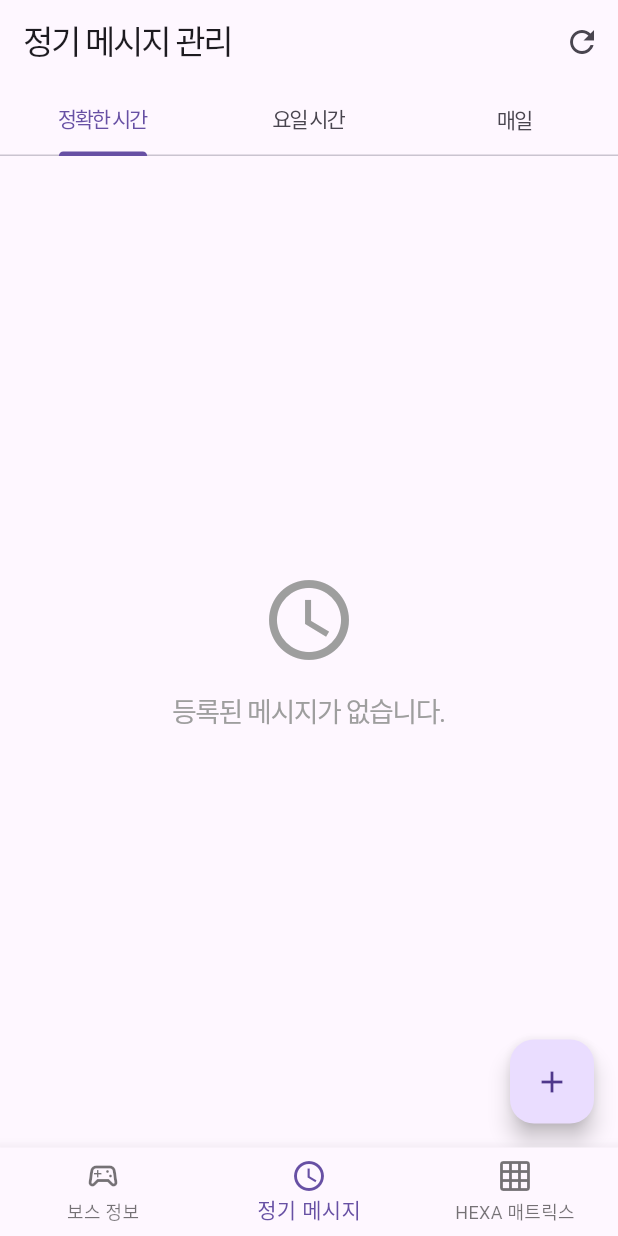
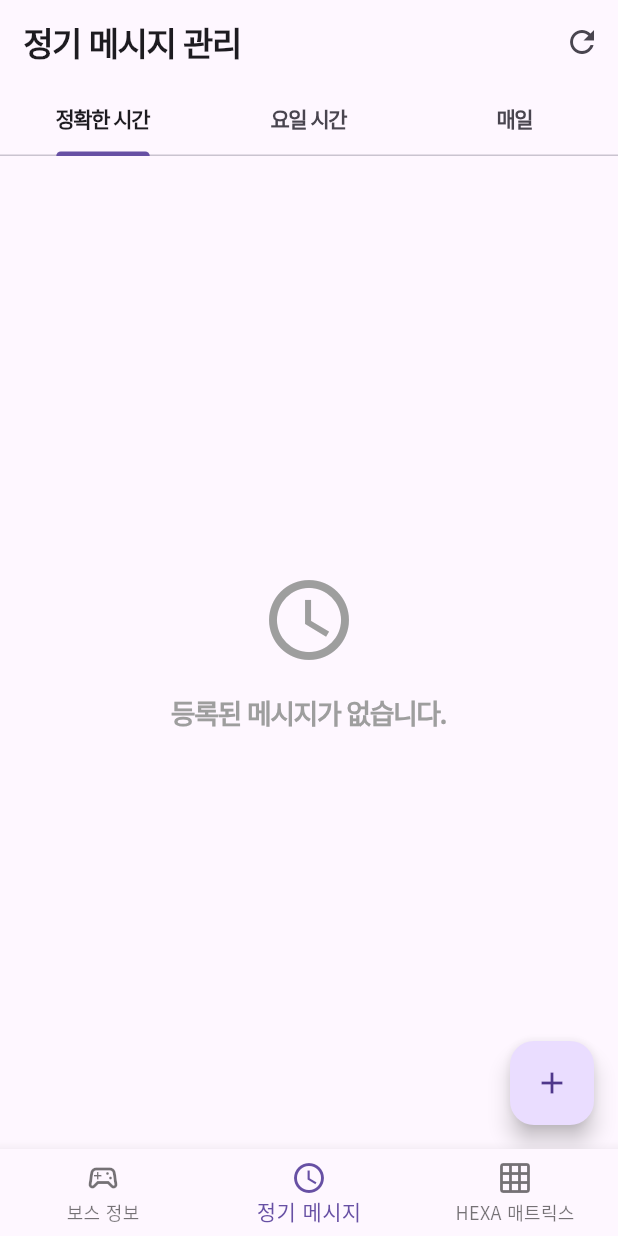
Before and after one commit to emotionalboySY/gsbot_manager, a Flutter app: the screen it shows after launch, item 2 of the bottom bar chosen, on a phone screen of 412 x 824 dp. Run offline on Flutter 3.47's test engine with Material 3 defaults, Android fonts, the phone set to English and light mode, and no system bars; our stand-ins replace dio, get, google_fonts; network calls fail.

Commit message:
feat: add google font

```diff
--- a/lib/main.dart
+++ b/lib/main.dart
@@ -1,6 +1,7 @@
 import 'package:flutter/material.dart';
 import 'package:flutter_localizations/flutter_localizations.dart';
 import 'package:get/get.dart';
+import 'package:google_fonts/google_fonts.dart';
 import 'package:gsbot_manager/services/api_service.dart';
 import 'package:intl/date_symbol_data_local.dart';
 import '/screens/boss/index.dart';
@@ -14,7 +15,6 @@ import 'controllers/controller_interval_message.dart';
 
 void main() async {
   WidgetsFlutterBinding.ensureInitialized();
-
 
   // Intl 한국어 로케일 초기화
   await initializeDateFormatting('ko_KR', null);
@@ -34,6 +34,14 @@ class MyApp extends StatelessWidget {
       theme: ThemeData(
         primarySwatch: Colors.blue,
         useMaterial3: true,
+        textTheme: GoogleFonts.notoSansKrTextTheme(
+          Theme.of(context).textTheme
+        ).copyWith(
+          titleLarge: GoogleFonts.notoSansKr(fontWeight: FontWeight.w900),
+          titleMedium: GoogleFonts.notoSansKr(fontWeight: FontWeight.bold),
+          bodyLarge: GoogleFonts.notoSansKr(fontWeight: FontWeight.w400),
+          bodyMedium: GoogleFonts.notoSansKr(fontWeight: FontWeight.w300),
+        ),
       ),// Locale 설정 추가
       locale: Locale('ko', 'KR'),
       fallbackLocale: Locale('en', 'US'),
--- a/lib/screens/interval_message/index.dart
+++ b/lib/screens/interval_message/index.dart
@@ -20,9 +20,9 @@ class IntervalMessageScreen extends GetView<IntervalMessageController> {
         appBar: AppBar(
           title: Text(
             '정기 메시지 관리',
-            style: TextStyle(
-              letterSpacing: -1.5,
-            ),
+            style: Theme.of(
+              context,
+            ).textTheme.titleLarge?.copyWith(letterSpacing: -1),
           ),
           bottom: TabBar(
             onTap: (index) => controller.setTabIndex(index),
@@ -31,9 +31,9 @@ class IntervalMessageScreen extends GetView<IntervalMessageController> {
               Tab(text: '요일 시간'),
               Tab(text: '매일'), // 추가
             ],
-            labelStyle: TextStyle(
-              letterSpacing: -1.5,
-            ),
+            labelStyle: Theme.of(
+              context,
+            ).textTheme.titleMedium?.copyWith(letterSpacing: -1, fontSize: 14),
           ),
           actions: [
             IconButton(
@@ -44,9 +44,9 @@ class IntervalMessageScreen extends GetView<IntervalMessageController> {
         ),
         body: TabBarView(
           children: [
-            _buildExactTimeTab(),
-            _buildWeeklyTab(),
-            _buildDailyTab(), // 추가
+            _buildExactTimeTab(context),
+            _buildWeeklyTab(context),
+            _buildDailyTab(context), // 추가
           ],
         ),
         floatingActionButton: FloatingActionButton(
@@ -67,7 +67,7 @@ class IntervalMessageScreen extends GetView<IntervalMessageController> {
     );
   }
 
-  Widget _buildExactTimeTab() {
+  Widget _buildExactTimeTab(BuildContext context) {
     return Obx(() {
       if (controller.isLoading.value && controller.exactTimeMessages.isEmpty) {
         return Center(child: CircularProgressIndicator());
@@ -84,7 +84,11 @@ class IntervalMessageScreen extends GetView<IntervalMessageController> {
               SizedBox(height: 16),
               Text(
                 '등록된 메시지가 없습니다.',
-                style: TextStyle(fontSize: 18, color: Colors.grey, letterSpacing: -1),
+                style: Theme.of(context).textTheme.titleMedium?.copyWith(
+                  fontSize: 18,
+                  color: Colors.grey,
+                  letterSpacing: -1,
+                ),
               ),
             ],
           ),
@@ -97,14 +101,14 @@ class IntervalMessageScreen extends GetView<IntervalMessageController> {
           itemCount: messages.length,
           itemBuilder: (context, index) {
             final message = messages[index];
-            return _buildExactTimeMessageCard(message);
+            return _buildExactTimeMessageCard(message, context);
           },
         ),
       );
     });
   }
 
-  Widget _buildWeeklyTab() {
+  Widget _buildWeeklyTab(BuildContext context) {
     return Obx(() {
       if (controller.isLoading.value && controller.weeklyMessages.isEmpty) {
         return Center(child: CircularProgressIndicator());
@@ -141,7 +145,7 @@ class IntervalMessageScreen extends GetView<IntervalMessageController> {
     });
   }
 
-  Widget _buildDailyTab() {
+  Widget _buildDailyTab(BuildContext context) {
     return Obx(() {
       if (controller.isLoading.value && controller.dailyMessages.isEmpty) {
         return Center(child: CircularProgressIndicator());
@@ -178,7 +182,10 @@ class IntervalMessageScreen extends GetView<IntervalMessageController> {
     });
   }
 
-  Widget _buildExactTimeMessageCard(ExactTimeMessage message) {
+  Widget _buildExactTimeMessageCard(
+    ExactTimeMessage message,
+    BuildContext context,
+  ) {
     return Card(
       margin: EdgeInsets.symmetric(horizontal: 16, vertical: 8),
       elevation: 2,
@@ -186,12 +193,13 @@ class IntervalMessageScreen extends GetView<IntervalMessageController> {
         onTap: () {
           Get.to(() => ExactTimeMessageDetailScreen(message: message));
         },
-        child: Padding(
-          padding: EdgeInsets.all(16),
         child: Column(
           crossAxisAlignment: CrossAxisAlignment.start,
           children: [
-              Row(
+            Padding(
+              padding: const EdgeInsets.only(left: 8.0, right: 8.0, top: 8.0),
+              child: Row(
+                crossAxisAlignment: CrossAxisAlignment.center,
                 children: [
                   Icon(
                     Icons.access_time,
@@ -201,15 +209,16 @@ class IntervalMessageScreen extends GetView<IntervalMessageController> {
                   Expanded(
                     child: Text(
                       message.formattedDateTime,
-                      style: TextStyle(
+                      style: Theme.of(context).textTheme.titleMedium?.copyWith(
                         fontSize: 16,
-                        fontWeight: FontWeight.bold,
                         color: message.isActive ? Colors.black : Colors.grey,
                         letterSpacing: -1,
                       ),
                     ),
                   ),
-                  Switch(
+                  Transform.scale(
+                    scale: 0.7,
+                    child: Switch(
                       value: message.isActive,
                       onChanged: (value) {
                         if (message.id != null) {
@@ -217,22 +226,27 @@ class IntervalMessageScreen extends GetView<IntervalMessageController> {
                         }
                       },
                     ),
+                  ),
                 ],
               ),
+            ),
             SizedBox(height: 8),
-              SizedBox(
+            Padding(
+              padding: const EdgeInsets.symmetric(horizontal: 4.0),
+              child: SizedBox(
                 height: 1,
                 width: double.infinity,
                 child: DecoratedBox(
-                  decoration: BoxDecoration(
-                    color: Colors.grey,
+                  decoration: BoxDecoration(color: Colors.grey),
                 ),
               ),
             ),
             SizedBox(height: 8),
-              Text(
+            Padding(
+              padding: const EdgeInsets.symmetric(horizontal: 8.0),
+              child: Text(
                 message.message,
-                style: TextStyle(
+                style: Theme.of(context).textTheme.bodyMedium?.copyWith(
                   fontSize: 14,
                   color: message.isActive ? Colors.black87 : Colors.grey,
                   letterSpacing: -1,
@@ -240,18 +254,29 @@ class IntervalMessageScreen extends GetView<IntervalMessageController> {
                 maxLines: 2,
                 overflow: TextOverflow.ellipsis,
               ),
+            ),
             SizedBox(height: 8),
             Row(
               mainAxisAlignment: MainAxisAlignment.end,
               children: [
                 TextButton.icon(
                   onPressed: () {
-                      Get.to(() => ExactTimeMessageDetailScreen(message: message));
+                    Get.to(
+                      () => ExactTimeMessageDetailScreen(message: message),
+                    );
                   },
-                    icon: Icon(Icons.edit, size: 18),
-                    label: Text('수정'),
+                  icon: Icon(Icons.edit, size: 18, color: Theme.of(context).primaryColor,),
+                  label: Text(
+                    '수정',
+                    style: Theme.of(
+                      context,
+                    ).textTheme.titleMedium?.copyWith(
+                        fontSize: 14,
+                        color: Theme.of(context).primaryColor,
+                        letterSpacing: -1,
                     ),
-                  SizedBox(width: 8),
+                  ),
+                ),
                 TextButton.icon(
                   onPressed: () => _showDeleteDialog(
                     message.id!,
@@ -259,12 +284,18 @@ class IntervalMessageScreen extends GetView<IntervalMessageController> {
                     isExact: true,
                   ),
                   icon: Icon(Icons.delete, size: 18, color: Colors.red),
-                    label: Text('삭제', style: TextStyle(color: Colors.red)),
+                  label: Text(
+                    '삭제',
+                    style: Theme.of(context).textTheme.titleMedium?.copyWith(
+                        fontSize: 14,
+                        color: Colors.red,
+                        letterSpacing: -1,
+                    )
+                  ),
                 ),
               ],
             ),
           ],
-          ),
         ),
       ),
     );
@@ -430,16 +461,18 @@ class IntervalMessageScreen extends GetView<IntervalMessageController> {
     );
   }
 
-  void _showDeleteDialog(String id, String message, {bool isExact = false, bool isDaily = false}) {
+  void _showDeleteDialog(
+    String id,
+    String message, {
+    bool isExact = false,
+    bool isDaily = false,
+  }) {
     Get.dialog(
       AlertDialog(
         title: Text('메시지 삭제'),
         content: Text('이 메시지를 삭제하시겠습니까?\n\n"$message"\n\n이 작업은 되돌릴 수 없습니다.'),
         actions: [
-          TextButton(
-            onPressed: () => Get.back(),
-            child: Text('취소'),
-          ),
+          TextButton(onPressed: () => Get.back(), child: Text('취소')),
           TextButton(
             onPressed: () {
               Get.back();
--- a/pubspec.yaml
+++ b/pubspec.yaml
@@ -40,6 +40,8 @@ dependencies:
   flutter_localizations:
     sdk: flutter
   intl: ^0.20.2
+  google_fonts: ^6.3.2
+  path_provider: ^2.1.0
 
 dev_dependencies:
   flutter_test:
```
Also changed, not shown: pubspec.lock. Lines whose indentation alone changed are shown as unchanged.
